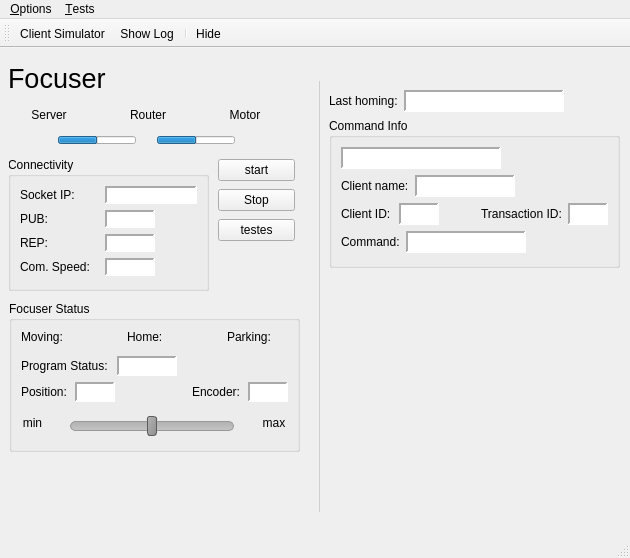
Before: the Qt Designer form assets/ui/main.ui in dev-LNA/HostFocuser160, drawn with Qt 5.
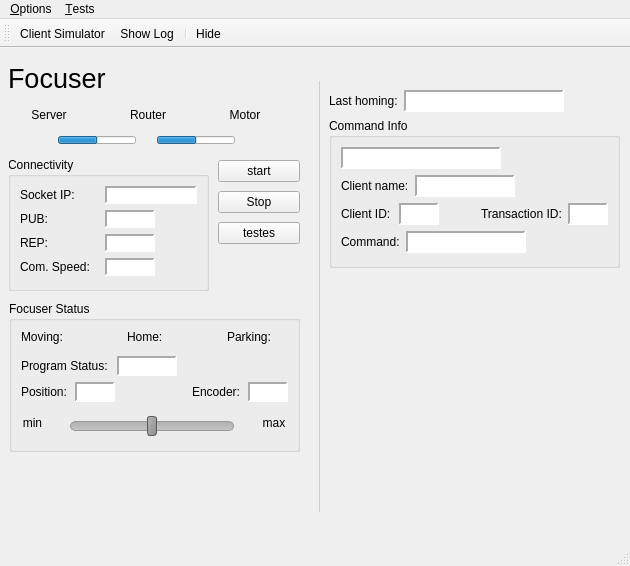
After: the same form once the commit is applied. Icons and pictures are not drawn.

```diff
--- a/assets/ui/main.ui
+++ b/assets/ui/main.ui
@@ -7,7 +7,7 @@
     <x>0</x>
     <y>0</y>
     <width>630</width>
-    <height>557</height>
+    <height>566</height>
    </rect>
   </property>
   <property name="minimumSize">
@@ -4021,8 +4021,8 @@
          <rect>
           <x>209</x>
           <y>100</y>
-          <width>77</width>
-          <height>86</height>
+          <width>82</width>
+          <height>92</height>
          </rect>
         </property>
         <layout class="QVBoxLayout" name="verticalLayout">
```
Left out of the diff: 10 changed lines with no effect on the pictures.
